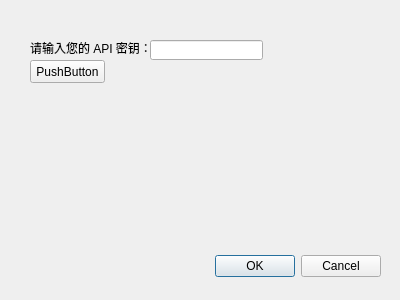
First picture: the form in settingsdialog.ui, repository survive55/qt-weatherforcase-newbie, before the edit.
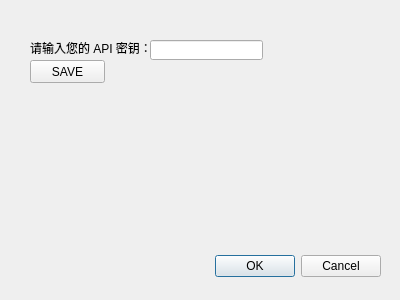
Second picture: the form after the edit.

Diff of the .ui file:
```diff
--- a/settingsdialog.ui
+++ b/settingsdialog.ui
@@ -62,7 +62,7 @@
     </rect>
    </property>
    <property name="text">
-    <string>PushButton</string>
+    <string>SAVE</string>
    </property>
   </widget>
  </widget>
```
